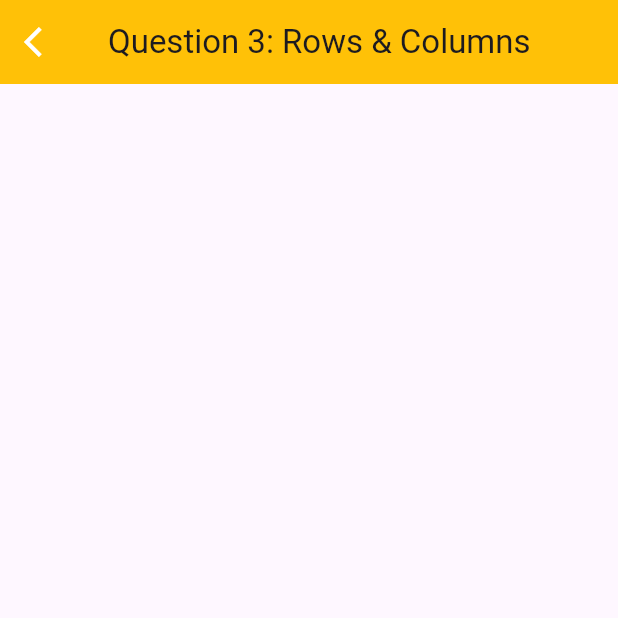
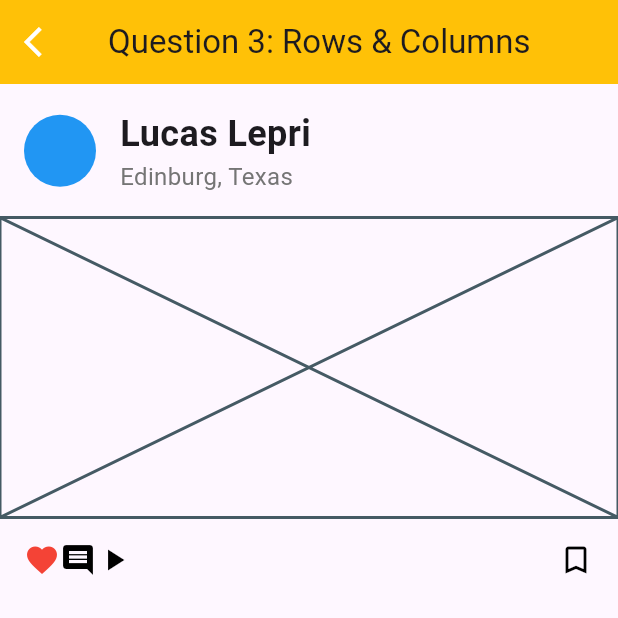
Before and after one commit to JCANTHONY47/HW3forSE2, a Flutter app: the screen it shows after launch, after a tap on "Question 3", on a phone screen of 412 x 824 dp, the top half of it. Run offline on Flutter 3.47's test engine with Material 3 defaults, Android fonts, the phone set to English and light mode, and no system bars.

Commit message:
first commit

```diff
--- a/lib/questions/question1.dart
+++ b/lib/questions/question1.dart
@@ -19,11 +19,17 @@ class Question1 extends StatelessWidget {
               },
             ),
             title: Text('Question 1: Rows'),
+            centerTitle: true,
           ),
           body: Center(
               child: Row(
             mainAxisAlignment: MainAxisAlignment.center,
             children: <Widget>[
+              Icon(Icons.favorite, color: Colors.red),
+              Icon(Icons.comment, color: Colors.black),
+              Icon(Icons.play_arrow, color: Colors.black),
+              Spacer(), // Spacing between icons
+              Icon(Icons.bookmark_border_outlined, color: Colors.black),
 
               // ADD YOUR WIDGETS HERE
 
--- a/lib/questions/question3.dart
+++ b/lib/questions/question3.dart
@@ -19,16 +19,66 @@ class Question3 extends StatelessWidget {
             },
           ),
           title: Text('Question 3: Rows & Columns'),
+          centerTitle: true,
         ),
         body: Center(
           child: Column(
-            mainAxisAlignment: MainAxisAlignment.center,
+            mainAxisAlignment: MainAxisAlignment.start,
             children: <Widget>[
-
-              // ADD YOUR WIDGETS HERE
-
-            ]),
+              Padding(
+                padding: const EdgeInsets.all(16.0),
+                child: Row(
+                  children: <Widget>[
+                    CircleAvatar(
+                      backgroundColor: Colors.blue,
+                      radius: 24,
                     ),
-    ));
+                    SizedBox(width: 16),
+                    Column(
+                      crossAxisAlignment: CrossAxisAlignment.start,
+                      children: <Widget>[
+                        Text(
+                          'Lucas Lepri',
+                          style: TextStyle(
+                            fontSize: 24,
+                            fontWeight: FontWeight.bold,
+                          ),
+                        ),
+                        Text(
+                          'Edinburg, Texas',
+                          style: TextStyle(
+                            fontSize: 16,
+                            color: Colors.grey[600],
+                          ),
+                        ),
+                      ],
+                    ),
+                  ],
+                ),
+              ),
+              Placeholder(
+                color: Color(0xFF455A64),
+                strokeWidth: 2.0,
+                fallbackWidth: 400.0,
+                fallbackHeight: 200.0,
+              ),
+              Padding(
+                padding: const EdgeInsets.all(16.0),
+                child: Row(
+                  mainAxisAlignment: MainAxisAlignment.spaceEvenly,
+                  children: <Widget>[
+                    Icon(Icons.favorite, color: Colors.red),
+                    Icon(Icons.comment, color: Colors.black),
+                    Icon(Icons.play_arrow, color: Colors.black),
+                    Spacer(),
+                    Icon(Icons.bookmark_border_outlined, color: Colors.black),
+                  ],
+                ),
+              ),
+            ],
+          ),
+        ),
+      ),
+    );
   }
 }
```
Also changed, not shown: lib/questions/question2.dart (+16 -1 lines), lib/questions/question4.dart (+64 -4 lines), pubspec.lock. Lines whose indentation alone changed are shown as unchanged.
